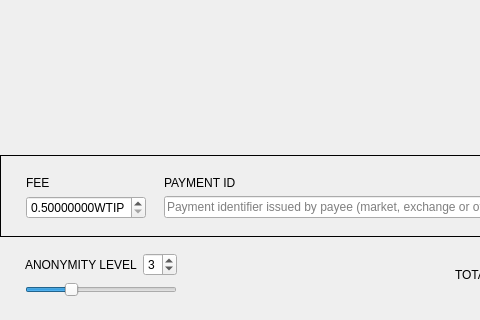
First picture: the form in src/Gui/Send/SendFrame.ui, repository worktips/worktips-lite-wallet, before the edit; both pictures show x 0 to 480 and y 318 to 638 of the 866 by 638 pixel window.
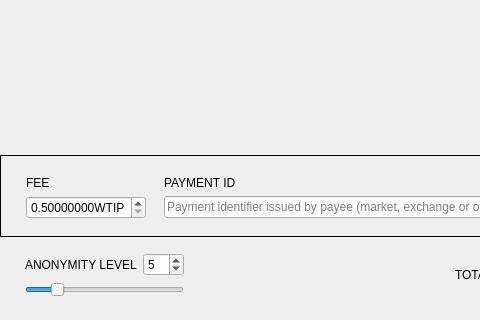
Second picture: the form after the edit. Custom widgets are drawn as their Qt base class.

What changed in the file:
```diff
--- a/src/Gui/Send/SendFrame.ui
+++ b/src/Gui/Send/SendFrame.ui
@@ -292,13 +292,13 @@
       <item row="0" column="1">
        <widget class="QSpinBox" name="m_mixinSpin">
         <property name="minimum">
-         <number>1</number>
+         <number>0</number>
         </property>
         <property name="maximum">
-         <number>8</number>
+         <number>29</number>
         </property>
         <property name="value">
-         <number>3</number>
+         <number>5</number>
         </property>
        </widget>
       </item>
@@ -327,19 +327,19 @@
          </size>
         </property>
         <property name="minimum">
-         <number>1</number>
+         <number>0</number>
         </property>
         <property name="maximum">
-         <number>8</number>
+         <number>29</number>
         </property>
         <property name="pageStep">
          <number>1</number>
         </property>
         <property name="value">
-         <number>3</number>
+         <number>5</number>
         </property>
         <property name="sliderPosition">
-         <number>3</number>
+         <number>5</number>
         </property>
         <property name="tracking">
          <bool>false</bool>
```
